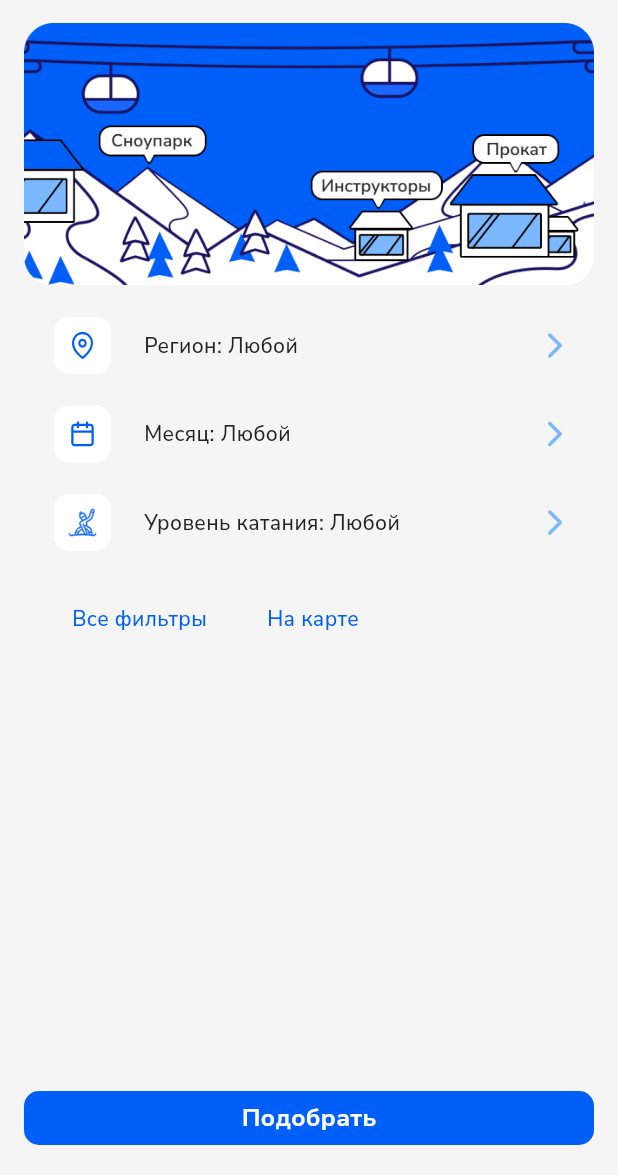
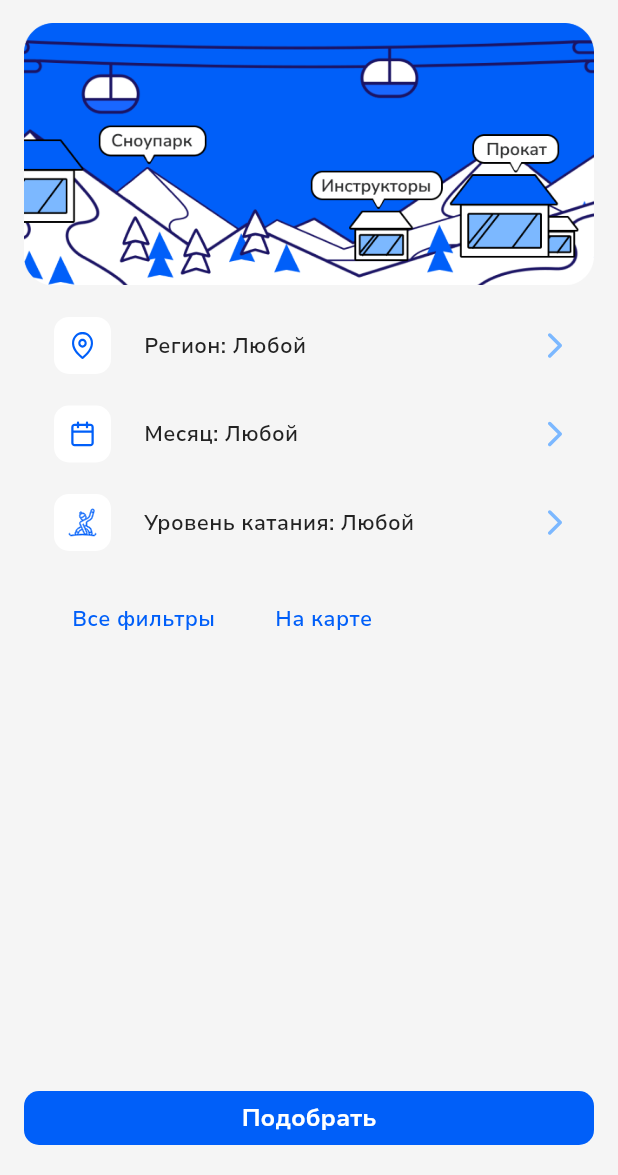
Before and after one commit to aleksandrazai/spoosk, a Flutter app: the Selection screen opened directly, on a phone screen of 412 x 824 dp, the part 61-1236 px from its top. Run offline on Flutter 3.47's test engine with Material 3 defaults, Android fonts, the phone set to English and light mode, and no system bars; our stand-ins replace auto_route, bloc, carousel_slider, connectivity_plus, dio, firebase_core and 5 more; accounts and stored records are empty; network calls fail; project files that could hold a hidden picture were left out.

Commit message:
fix: minor layout and theme change

```diff
--- a/lib/core/presentation/screens/home.dart
+++ b/lib/core/presentation/screens/home.dart
@@ -85,7 +85,7 @@ class _HomeScreenState extends State<HomeScreen> {
                     height: 220, //test
                     child: ListView.builder(
                       scrollDirection: Axis.horizontal,
-                      itemCount: stateResorts.resortsAll.length,
+                      itemCount: 6,
                       itemBuilder: (context, index) {
                         final resort = stateResorts.resortsAll[index];
                         return SizedBox(
--- a/lib/core/presentation/screens/resort_screen.dart
+++ b/lib/core/presentation/screens/resort_screen.dart
@@ -59,6 +59,7 @@ class _ResortScreenState extends State<ResortScreen>
             canPop: false,
             onPopInvoked: (didPop) {
               context.read<ResortByIdBloc>().add(EventClearByIdResort());
+              context.read<ReviewsByIdBloc>().add(ClearReviewsById());
               AutoRouter.of(context).navigate(const Home());
             },
             child: Scaffold(
@@ -639,7 +640,7 @@ class _ResortScreenState extends State<ResortScreen>
                                             .copyWith(
                                                 color: AppColors
                                                     .icons_active_blue),
-                                        "256 отзывов")
+                                        "Все отзывы")
                                   ],
                                 ),
                               ),
@@ -664,7 +665,7 @@ class _ResortScreenState extends State<ResortScreen>
                           children: [
                             ListView.builder(
                                 shrinkWrap: true,
-                                physics: NeverScrollableScrollPhysics(),
+                                physics: const NeverScrollableScrollPhysics(),
                                 itemCount: stateReviews.reviews!.length,
                                 itemBuilder: (context, index) {
                                   final reviews = stateReviews.reviews![index];
--- a/lib/core/presentation/theme/theme.dart
+++ b/lib/core/presentation/theme/theme.dart
@@ -34,7 +34,7 @@ class CustomTheme {
         color: AppColors.primaryFontLight,
         fontSize: 14,
         fontFamily: fontFamily,
-        fontWeight: FontWeight.w500,
+        fontWeight: FontWeight.w600,
       ),
       //Caption
       bodySmall: const TextStyle(
```
